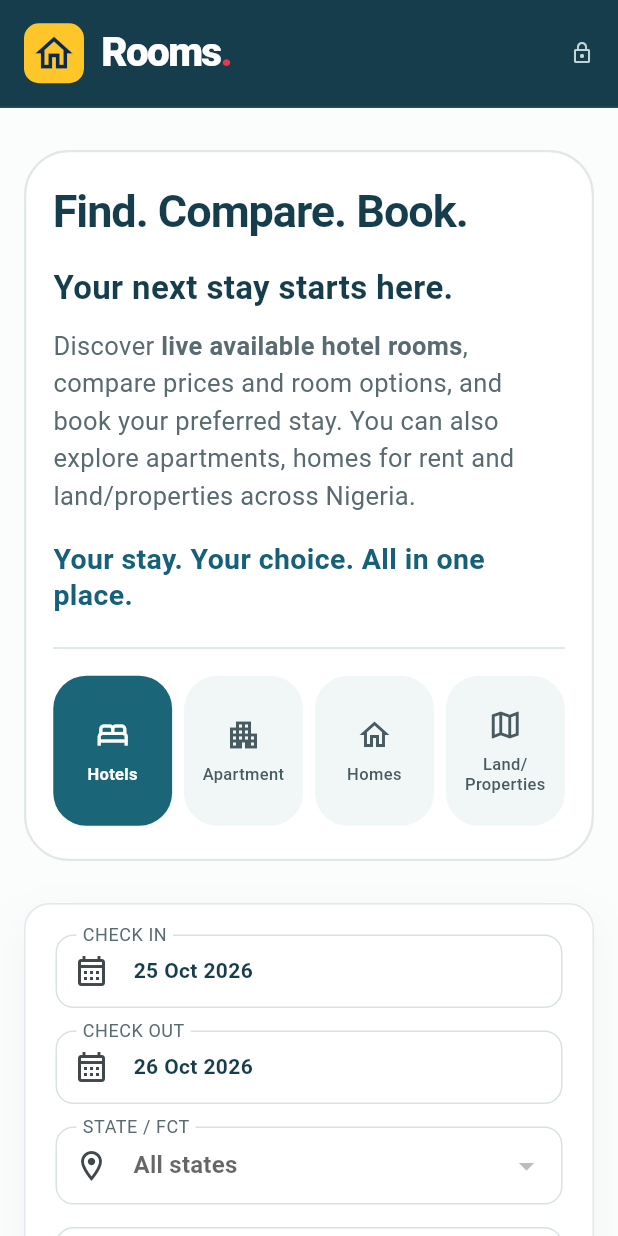
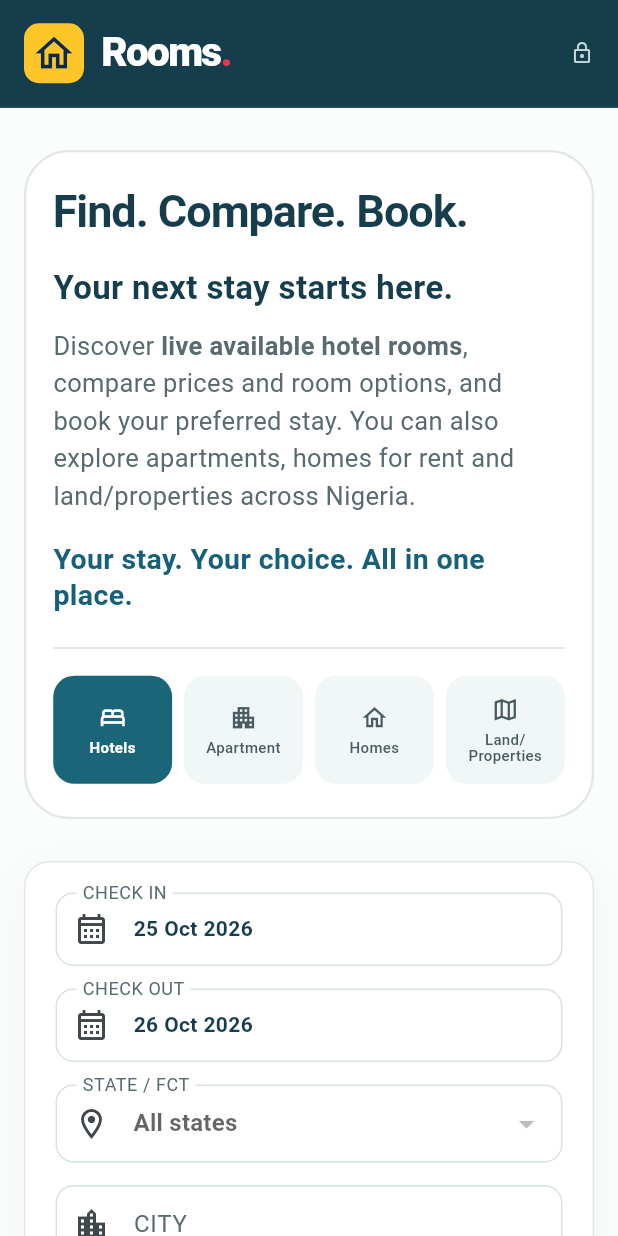
Before and after one commit to haidware/labim_booking, a Flutter app: the screen it shows after launch, on a phone screen of 412 x 824 dp. Run offline on Flutter 3.47's test engine with Material 3 defaults, Android fonts, the phone set to English and light mode, and no system bars; network calls fail.

Commit message:
Clarify live hotel and room availability
Make the live inventory heading explicit and reduce category tab sizing for a more compact layout.

Co-authored-by: Copilot <223556219+Copilot@users.noreply.github.com>

```diff
--- a/hotel_booking_web_app/lib/main.dart
+++ b/hotel_booking_web_app/lib/main.dart
@@ -481,7 +481,7 @@ class _HotelBookingPageState extends State<HotelBookingPage> {
                   children: [
                     Expanded(
                       child: Text(
-                        'Hotels and available rooms',
+                        'Live hotels and live available rooms',
                         style: Theme.of(context).textTheme.titleLarge,
                       ),
                     ),
--- a/hotel_booking_web_app/lib/rooms_category_tabs.dart
+++ b/hotel_booking_web_app/lib/rooms_category_tabs.dart
@@ -97,33 +97,33 @@ class _CategoryTab extends StatelessWidget {
       selected: selected,
       child: LayoutBuilder(
         builder: (context, constraints) {
-          final compact = constraints.maxWidth < 80;
+          final compact = constraints.maxWidth < 120;
           return Material(
             color: selected
                 ? RoomsCategoryTabs._blue
                 : RoomsCategoryTabs._tileBackground,
-            borderRadius: BorderRadius.circular(22),
+            borderRadius: BorderRadius.circular(compact ? 14 : 18),
             clipBehavior: Clip.antiAlias,
             child: InkWell(
               onTap: onTap,
               child: SizedBox(
-                height: compact ? 100 : 112,
+                height: compact ? 72 : 88,
                 child: Padding(
                   padding: const EdgeInsets.symmetric(
-                    horizontal: 4,
-                    vertical: 12,
+                    horizontal: 2,
+                    vertical: 8,
                   ),
                   child: Column(
                     mainAxisAlignment: MainAxisAlignment.center,
                     children: [
                       Icon(
                         icon,
-                        size: compact ? 24 : 29,
+                        size: compact ? 19 : 23,
                         color: selected
                             ? Colors.white
                             : RoomsCategoryTabs._navy,
                       ),
-                      const SizedBox(height: 8),
+                      const SizedBox(height: 5),
                       Text(
                         label,
                         textAlign: TextAlign.center,
@@ -132,8 +132,8 @@ class _CategoryTab extends StatelessWidget {
                           color: selected
                               ? Colors.white
                               : RoomsCategoryTabs._navy,
-                          fontSize: compact ? 11 : 16,
-                          height: 1.15,
+                          fontSize: compact ? 10 : 14,
+                          height: 1.1,
                           fontWeight: selected
                               ? FontWeight.w600
                               : FontWeight.w500,
```
Also changed, not shown: 1 other file.
